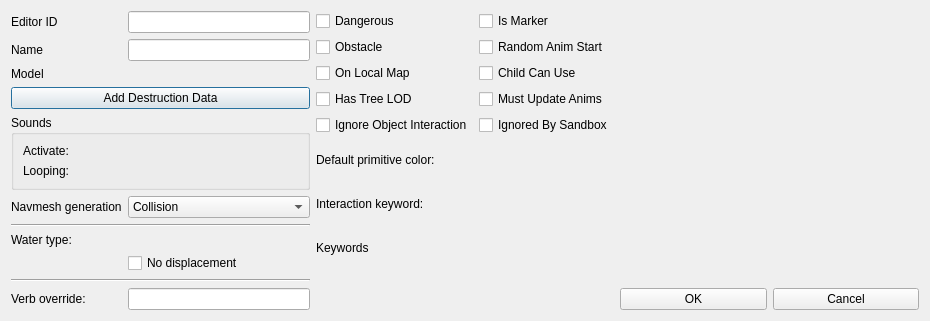
The window that native/src/DovahKit/ui/form_windows/activator.ui (DavidJCobb/DovahKit) describes before a commit, drawn with Qt 5.
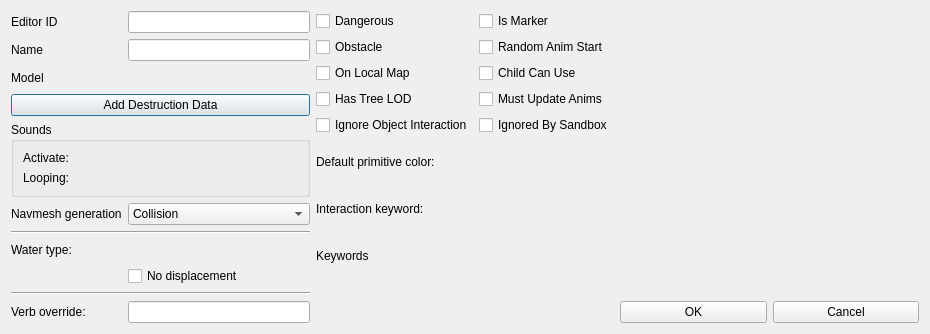
The same window after the commit. Custom widgets are drawn as their Qt base class.

```diff
--- a/native/src/DovahKit/ui/form_windows/activator.ui
+++ b/native/src/DovahKit/ui/form_windows/activator.ui
@@ -7,7 +7,7 @@
     <x>0</x>
     <y>0</y>
     <width>930</width>
-    <height>307</height>
+    <height>334</height>
    </rect>
   </property>
   <property name="windowTitle">
```
Left out of the diff: 101 changed lines with no effect on the pictures.
